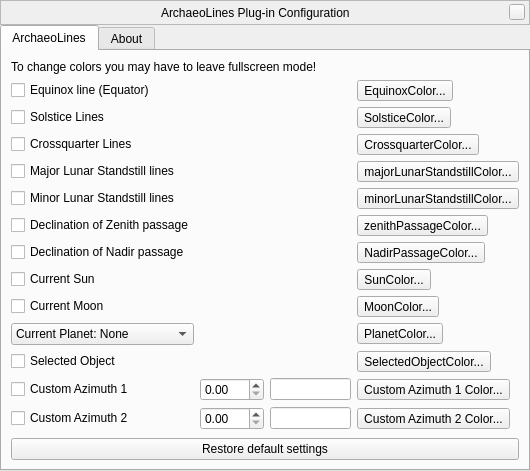
Old version of the form plugins/ArchaeoLines/src/gui/archaeoLinesDialog.ui in the repository 519984307/stellarium_src.
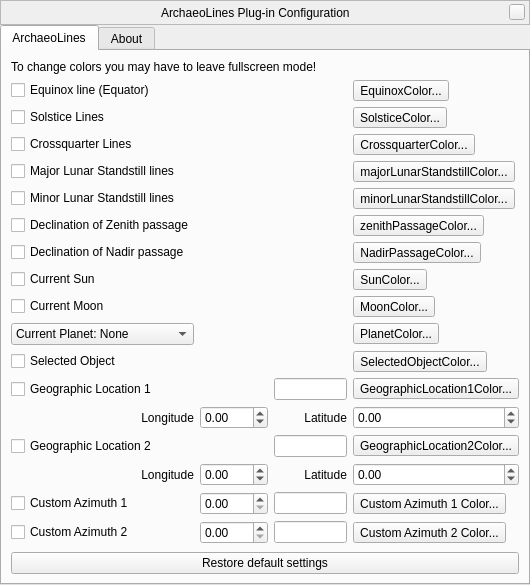
New version of the form. Custom widgets are drawn as their Qt base class.

Commit message: ArchaeoLines: Added azimuth lines for 2 geographic targets, updated docs in guide.

```diff
--- a/plugins/ArchaeoLines/src/gui/archaeoLinesDialog.ui
+++ b/plugins/ArchaeoLines/src/gui/archaeoLinesDialog.ui
@@ -7,7 +7,7 @@
     <x>0</x>
     <y>0</y>
     <width>530</width>
-    <height>454</height>
+    <height>557</height>
    </rect>
   </property>
   <property name="windowTitle">
@@ -154,6 +154,94 @@
        </item>
        <item>
         <layout class="QGridLayout" name="gridLayout">
+         <item row="11" column="0">
+          <widget class="QCheckBox" name="geographicLocation1CheckBox">
+           <property name="text">
+            <string>Geographic Location 1</string>
+           </property>
+          </widget>
+         </item>
+         <item row="11" column="3">
+          <widget class="QToolButton" name="geographicLocation1ColorToolButton">
+           <property name="text">
+            <string>GeographicLocation1Color...</string>
+           </property>
+          </widget>
+         </item>
+         <item row="11" column="2">
+          <widget class="QLineEdit" name="geographicLocation1LineEdit">
+           <property name="toolTip">
+            <string>Enter a label (location name) for this line</string>
+           </property>
+          </widget>
+         </item>
+         <item row="12" column="2">
+          <widget class="QLabel" name="geographicLocation1LatitudeLabel">
+           <property name="text">
+            <string>Latitude</string>
+           </property>
+           <property name="alignment">
+            <set>Qt::AlignRight|Qt::AlignTrailing|Qt::AlignVCenter</set>
+           </property>
+          </widget>
+         </item>
+         <item row="12" column="0">
+          <widget class="QLabel" name="geographicLocation1LongitudeLabel">
+           <property name="text">
+            <string>Longitude</string>
+           </property>
+           <property name="alignment">
+            <set>Qt::AlignRight|Qt::AlignTrailing|Qt::AlignVCenter</set>
+           </property>
+          </widget>
+         </item>
+         <item row="13" column="0">
+          <widget class="QCheckBox" name="geographicLocation2CheckBox">
+           <property name="text">
+            <string>Geographic Location 2</string>
+           </property>
+          </widget>
+         </item>
+         <item row="13" column="3">
+          <widget class="QToolButton" name="geographicLocation2ColorToolButton">
+           <property name="text">
+            <string>GeographicLocation2Color...</string>
+           </property>
+          </widget>
+         </item>
+         <item row="12" column="1">
+          <widget class="QDoubleSpinBox" name="geographicLocation1LongitudeDoubleSpinBox">
+           <property name="minimum">
+            <double>-180.000000000000000</double>
+           </property>
+           <property name="maximum">
+            <double>359.990000000000009</double>
+           </property>
+           <property name="singleStep">
+            <double>0.100000000000000</double>
+           </property>
+          </widget>
+         </item>
+         <item row="12" column="3">
+          <widget class="QDoubleSpinBox" name="geographicLocation1LatitudeDoubleSpinBox">
+           <property name="minimum">
+            <double>-90.000000000000000</double>
+           </property>
+           <property name="maximum">
+            <double>90.000000000000000</double>
+           </property>
+           <property name="singleStep">
+            <double>0.100000000000000</double>
+           </property>
+          </widget>
+         </item>
+         <item row="13" column="2">
+          <widget class="QLineEdit" name="geographicLocation2LineEdit">
+           <property name="toolTip">
+            <string>Enter a label (location name) for this line</string>
+           </property>
+          </widget>
+         </item>
          <item row="2" column="3">
           <widget class="QToolButton" name="crossquarterColorToolButton">
            <property name="toolTip">
@@ -185,13 +273,6 @@
            </property>
           </widget>
          </item>
-         <item row="7" column="0">
-          <widget class="QCheckBox" name="currentSunCheckBox">
-           <property name="text">
-            <string>Current Sun</string>
-           </property>
-          </widget>
-         </item>
          <item row="6" column="0">
           <widget class="QCheckBox" name="nadirPassageCheckBox">
            <property name="text">
@@ -255,56 +336,56 @@
            </property>
           </widget>
          </item>
-         <item row="11" column="1">
+         <item row="15" column="1">
           <widget class="QDoubleSpinBox" name="customAzimuth1DoubleSpinBox">
            <property name="maximum">
             <double>359.990000000000009</double>
            </property>
           </widget>
          </item>
-         <item row="12" column="1">
+         <item row="16" column="1">
           <widget class="QDoubleSpinBox" name="customAzimuth2DoubleSpinBox">
            <property name="maximum">
             <double>359.990000000000009</double>
            </property>
           </widget>
          </item>
-         <item row="12" column="3">
+         <item row="16" column="3">
           <widget class="QToolButton" name="customAzimuth2ColorToolButton">
            <property name="text">
             <string>Custom Azimuth 2 Color...</string>
            </property>
           </widget>
          </item>
-         <item row="11" column="0">
+         <item row="15" column="0">
           <widget class="QCheckBox" name="customAzimuth1CheckBox">
            <property name="text">
             <string>Custom Azimuth 1</string>
            </property>
           </widget>
          </item>
-         <item row="12" column="0">
+         <item row="16" column="0">
           <widget class="QCheckBox" name="customAzimuth2CheckBox">
            <property name="text">
             <string>Custom Azimuth 2</string>
            </property>
           </widget>
          </item>
-         <item row="11" column="3">
+         <item row="15" column="3">
           <widget class="QToolButton" name="customAzimuth1ColorToolButton">
            <property name="text">
             <string>Custom Azimuth 1 Color...</string>
            </property>
           </widget>
          </item>
-         <item row="11" column="2">
+         <item row="15" column="2">
           <widget class="QLineEdit" name="customAzimuth1LineEdit">
            <property name="toolTip">
             <string>Enter a label for this line</string>
            </property>
           </widget>
          </item>
-         <item row="12" column="2">
+         <item row="16" column="2">
           <widget class="QLineEdit" name="customAzimuth2LineEdit">
            <property name="toolTip">
             <string>Enter a label for this line</string>
@@ -409,6 +490,59 @@
            </property>
           </widget>
          </item>
+         <item row="7" column="0">
+          <widget class="QCheckBox" name="currentSunCheckBox">
+           <property name="text">
+            <string>Current Sun</string>
+           </property>
+          </widget>
+         </item>
+         <item row="14" column="0">
+          <widget class="QLabel" name="geographicLocation2LongitudeLabel">
+           <property name="text">
+            <string>Longitude</string>
+           </property>
+           <property name="alignment">
+            <set>Qt::AlignRight|Qt::AlignTrailing|Qt::AlignVCenter</set>
+           </property>
+          </widget>
+         </item>
+         <item row="14" column="2">
+          <widget class="QLabel" name="geographicLocation2LatitudeLabel">
+           <property name="text">
+            <string>Latitude</string>
+           </property>
+           <property name="alignment">
+            <set>Qt::AlignRight|Qt::AlignTrailing|Qt::AlignVCenter</set>
+           </property>
+          </widget>
+         </item>
+         <item row="14" column="1">
+          <widget class="QDoubleSpinBox" name="geographicLocation2LongitudeDoubleSpinBox">
+           <property name="minimum">
+            <double>-180.000000000000000</double>
+           </property>
+           <property name="maximum">
+            <double>359.990000000000009</double>
+           </property>
+           <property name="singleStep">
+            <double>0.100000000000000</double>
+           </property>
+          </widget>
+         </item>
+         <item row="14" column="3">
+          <widget class="QDoubleSpinBox" name="geographicLocation2LatitudeDoubleSpinBox">
+           <property name="minimum">
+            <double>-90.000000000000000</double>
+           </property>
+           <property name="maximum">
+            <double>90.000000000000000</double>
+           </property>
+           <property name="singleStep">
+            <double>0.100000000000000</double>
+           </property>
+          </widget>
+         </item>
         </layout>
        </item>
        <item>
```
The commit also changes 5 other files.
